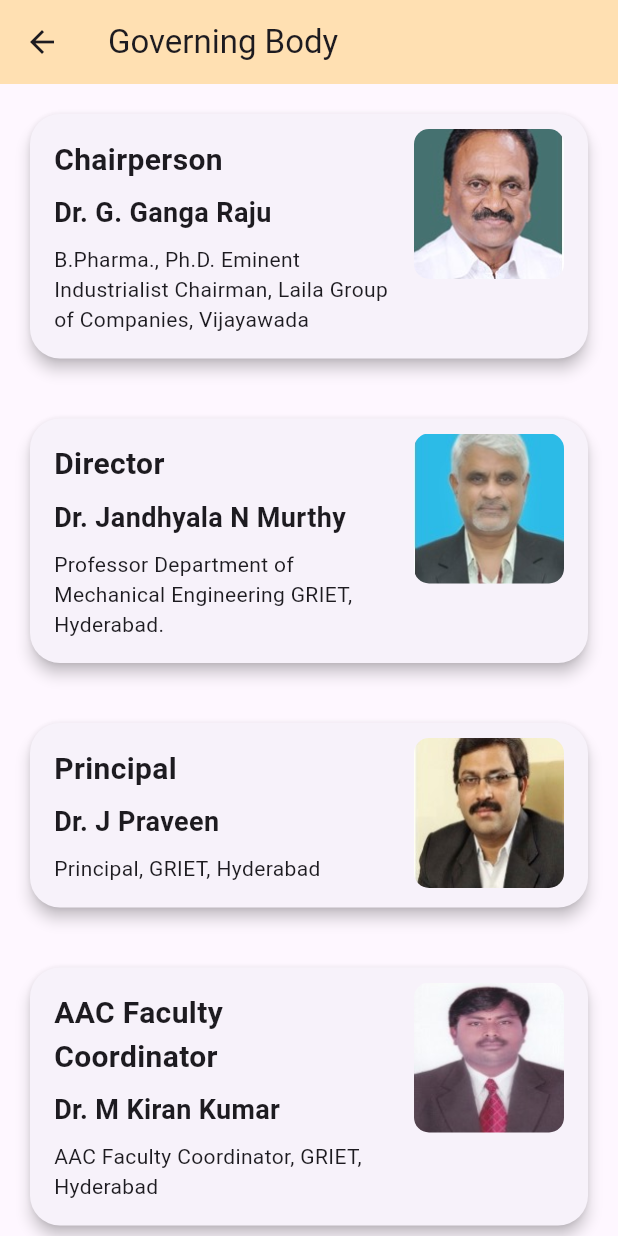
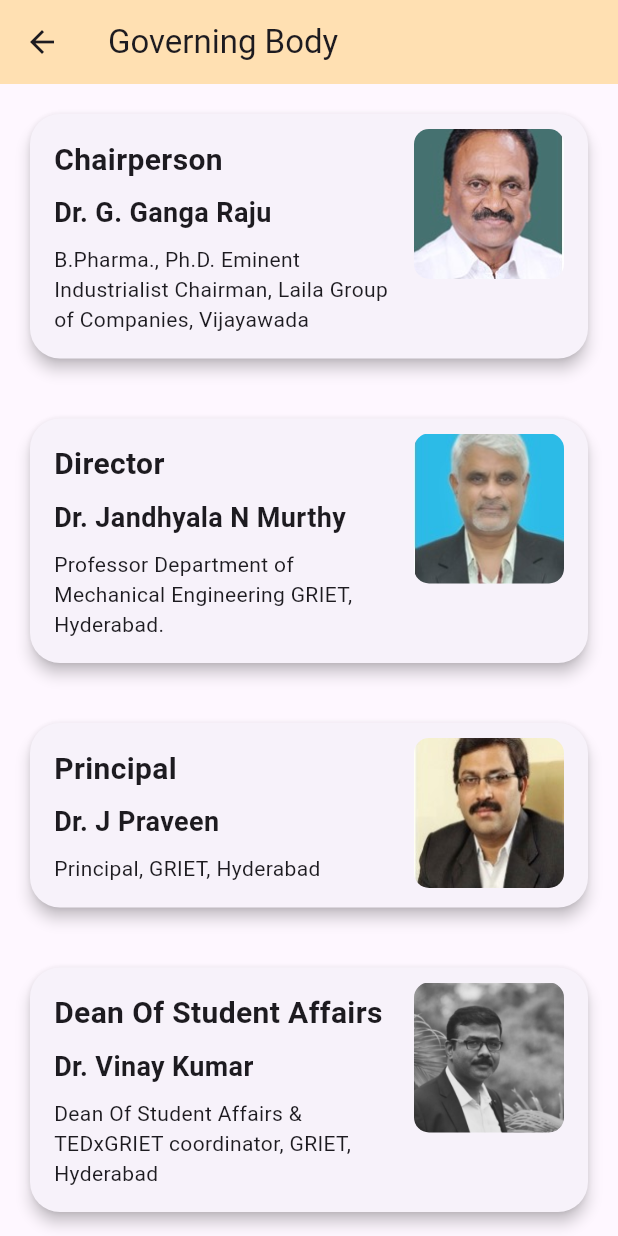
Before and after one commit to venkat-vamsi/GREIT-EVENT-FRONTEND, a Flutter app: the GoverningBodyScreen screen opened directly, on a phone screen of 412 x 824 dp. Run offline on Flutter 3.47's test engine with Material 3 defaults, Android fonts, the phone set to English and light mode, and no system bars; our stand-ins replace image_picker; network calls fail.

Commit message:
added dsa in management_page

```diff
--- a/griet_event/lib/management_page.dart
+++ b/griet_event/lib/management_page.dart
@@ -31,6 +31,13 @@ class GoverningBodyScreen extends StatelessWidget {
               name: 'Dr. J Praveen',
               description: 'Principal, GRIET, Hyderabad',
               image: 'assets/principal.jpg',
+            ),
+            _buildMemberSection(
+              title: 'Dean Of Student Affairs',
+              name: 'Dr. Vinay Kumar',
+              description:
+                  'Dean Of Student Affairs & TEDxGRIET coordinator, GRIET, Hyderabad',
+              image: 'assets/dsa.png',
             ),
             _buildMemberSection(
               title: 'AAC Faculty Coordinator',
--- a/griet_event/pubspec.yaml
+++ b/griet_event/pubspec.yaml
@@ -68,6 +68,7 @@ flutter:
   - assets/aac_logo.png
   - assets/csi.png
   - assets/tedx.png
+  - assets/dsa.png
 
   #   - images/a_dot_burr.jpeg
   #   - images/a_dot_ham.jpeg
```
Also changed, not shown: griet_event/assets/dsa.png (added).
